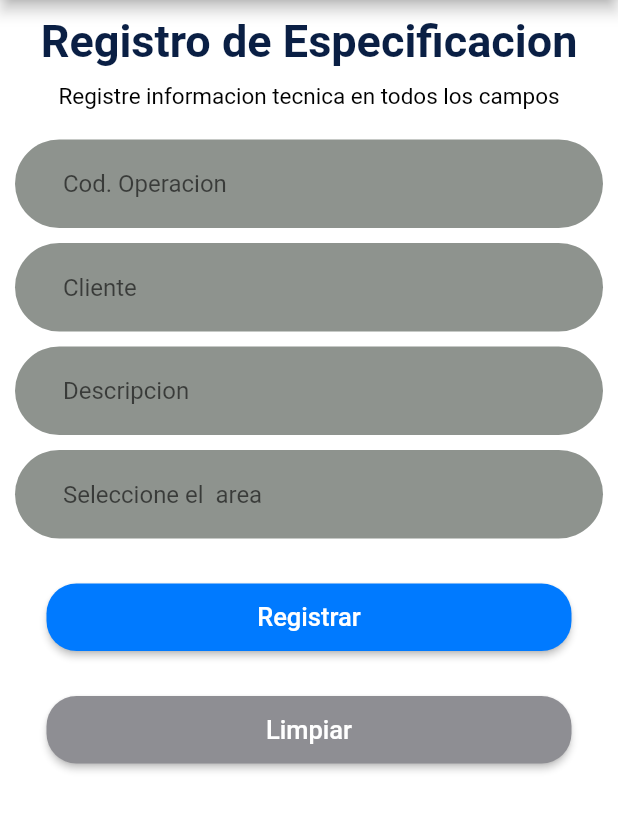
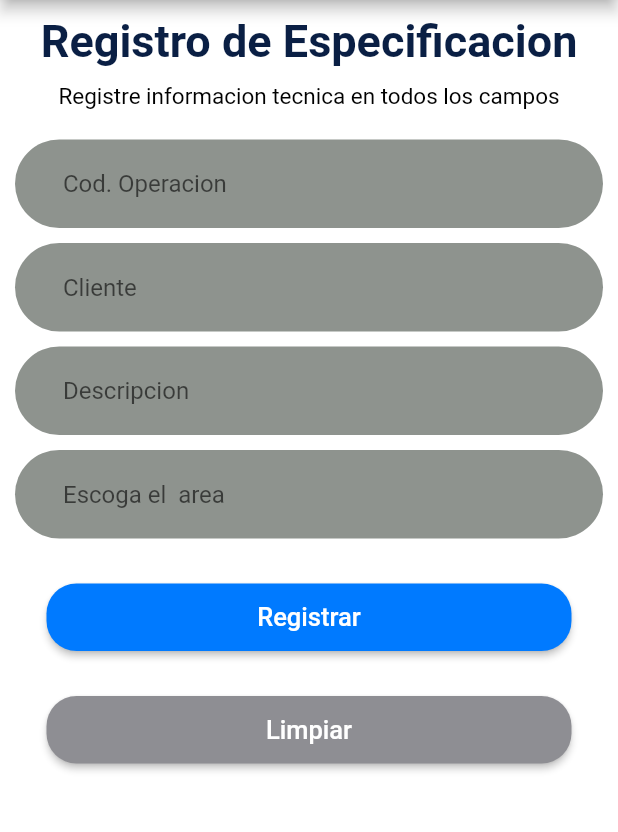
Before and after one commit to Degnny/trabajo-tesis, a Flutter app: the CreateProyectPage screen opened by its route, on a phone screen of 412 x 824 dp, the part 84-916 px from its top. Run offline on Flutter 3.47's test engine with Material 2 defaults, Android fonts, the phone set to English and light mode, and no system bars; our stand-ins replace cloud_firestore, firebase_core, firebase_storage; accounts and stored records are empty.

Commit message:
Modificado create_proyect_page

```diff
--- a/lib/src/pages/create_proyect_page.dart
+++ b/lib/src/pages/create_proyect_page.dart
@@ -177,7 +177,7 @@ class _CreateProyectPageState extends State<CreateProyectPage> {
                 child: TextFormField(
                   autofocus: false,
                   decoration: InputDecoration(
-                    hintText: 'Seleccione el  area',
+                    hintText: 'Escoga el  area',
                     border: OutlineInputBorder(
                       borderSide: BorderSide.none
                     ),
```
